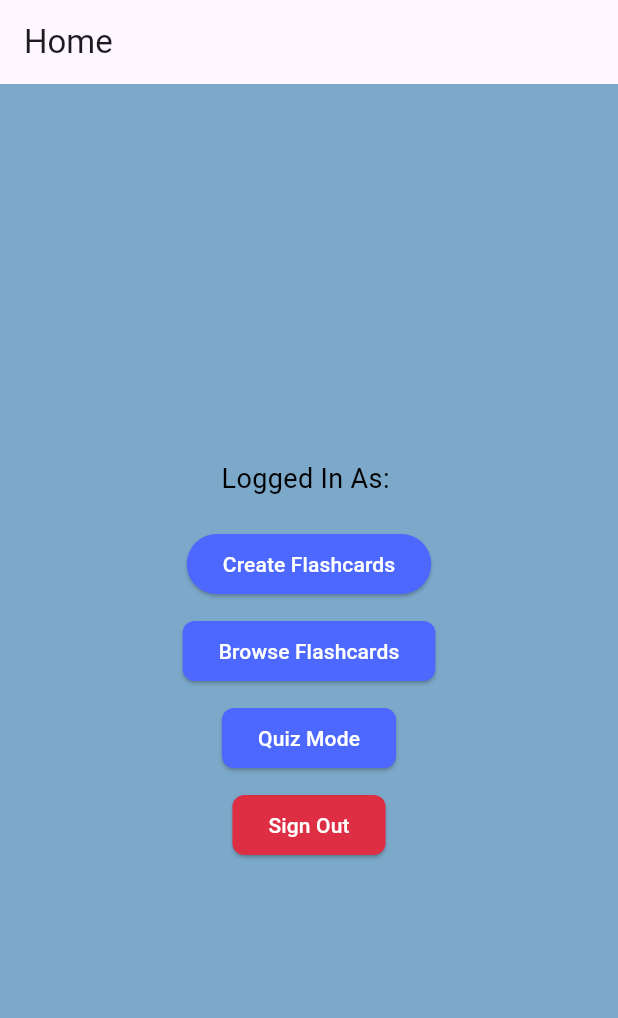
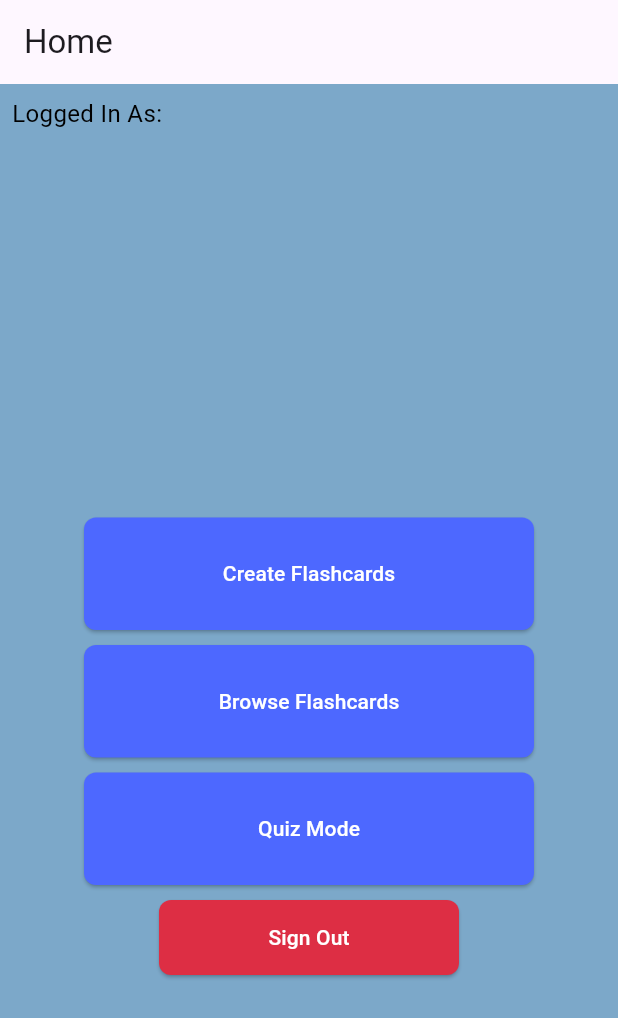
Before and after one commit to ArtificialIdriss/MAD_QuizApp, a Flutter app: the screen it shows once a user with an empty profile is signed in, on a phone screen of 412 x 824 dp. Shown: the top 1018 px of the screen. Run offline on Flutter 3.47's test engine with Material 3 defaults, Android fonts, the light colour scheme and no system bars; our stand-ins replace firebase_auth, firebase_core; accounts and stored records are empty.

Commit message:
UI fixes

```diff
--- a/lib/screens/home_screen.dart
+++ b/lib/screens/home_screen.dart
@@ -298,30 +298,47 @@ class _HomeScreenState extends State<HomeScreen> {
         title: const Text('Home'),
       ),
       backgroundColor: const Color.fromARGB(255, 124, 168, 201),
-      body: Center(
-        child: Column(
-          mainAxisAlignment: MainAxisAlignment.center,
+      body: Column(
+        crossAxisAlignment: CrossAxisAlignment.start,
         children: <Widget>[
-            Text("Logged In As: ${user?.email ?? 'N/A'}",
-                style: const TextStyle(fontSize: 18, color: Colors.black)),
-            const SizedBox(height: 20),
-            ElevatedButton(
+          Padding(
+            padding: const EdgeInsets.all(8.0),
+            child: Text(
+              "Logged In As: ${user?.email ?? 'N/A'}",
+              style: const TextStyle(fontSize: 16, color: Colors.black),
+            ),
+          ),
+          const SizedBox(height: 250),
+          Center(
+            child: SizedBox(
+              width: 300, // Specify the width here
+              height: 75, // Specify the height here
+              child: ElevatedButton(
                 onPressed: () => showCreateFlashcardsDialog(context),
                 style: ElevatedButton.styleFrom(
-                  backgroundColor: const Color.fromARGB(255, 77, 104, 255)),
+                  backgroundColor: const Color.fromARGB(255, 77, 104, 255),
+                  shape: RoundedRectangleBorder(
+                    borderRadius: BorderRadius.circular(8),
+                  ),
+                ),
                 child: const Text('Create Flashcards',
                     style: TextStyle(color: Colors.white)),
               ),
+            ),
+          ),
           const SizedBox(height: 10),
           // Additional buttons here...
-            ElevatedButton(
+          Center(
+            child: SizedBox(
+              width: 300,
+              height: 75,
+              child: ElevatedButton(
                 onPressed: () => showBrowseFlashcardDialog(context),
                 style: ElevatedButton.styleFrom(
                   backgroundColor: Color.fromARGB(
                       255, 77, 104, 255), // Match sign-in button color
                   shape: RoundedRectangleBorder(
-                  borderRadius: BorderRadius.circular(
-                      8), // Match sign-in button border radius
+                    borderRadius: BorderRadius.circular(8),
                   ),
                 ),
                 child: Text(
@@ -331,15 +348,20 @@ class _HomeScreenState extends State<HomeScreen> {
                   ),
                 ),
               ),
+            ),
+          ),
           SizedBox(height: 10),
-            ElevatedButton(
+          Center(
+            child: SizedBox(
+              width: 300, // Specify the width here
+              height: 75, // Specify the height here
+              child: ElevatedButton(
                 onPressed: () => showQuizModeDialog(context),
                 style: ElevatedButton.styleFrom(
                   backgroundColor: Color.fromARGB(
                       255, 77, 104, 255), // Match sign-in button color
                   shape: RoundedRectangleBorder(
-                  borderRadius: BorderRadius.circular(
-                      8), // Match sign-in button border radius
+                    borderRadius: BorderRadius.circular(8),
                   ),
                 ),
                 child: Text(
@@ -349,15 +371,20 @@ class _HomeScreenState extends State<HomeScreen> {
                   ),
                 ),
               ),
+            ),
+          ),
           SizedBox(height: 10),
-            ElevatedButton(
+          Center(
+            child: SizedBox(
+              width: 200, // Specify the width here
+              height: 50, // Specify the height here
+              child: ElevatedButton(
                 onPressed: () => signOutUser(context),
                 style: ElevatedButton.styleFrom(
                   backgroundColor: Color.fromARGB(
                       255, 221, 46, 68), // Use consistent sign-out button color
                   shape: RoundedRectangleBorder(
-                  borderRadius: BorderRadius.circular(
-                      8), // Match sign-in button border radius
+                    borderRadius: BorderRadius.circular(8),
                   ),
                 ),
                 child: Text(
@@ -367,8 +394,9 @@ class _HomeScreenState extends State<HomeScreen> {
                   ),
                 ),
               ),
+            ),
+          ),
         ],
-        ),
       ),
     );
   }
```
Lines whose indentation alone changed are shown as unchanged.
